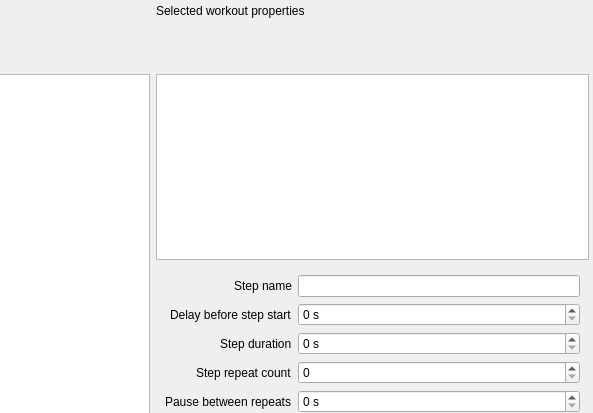
First picture: the form in src/ui/WorkoutEditor.ui, repository antongus/kettlebell-timer, before the edit; both pictures show x 110 to 703 and y 0 to 413 of the 703 by 681 pixel window.
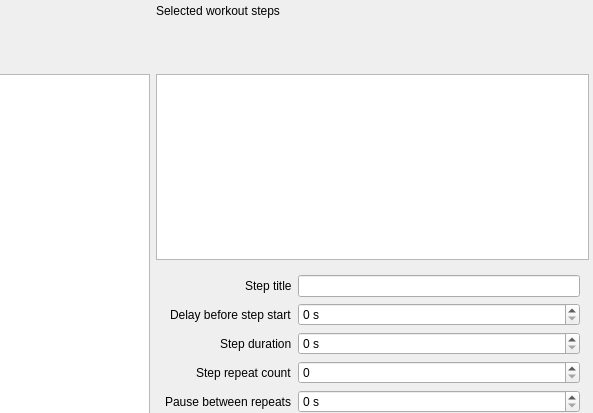
Second picture: the form after the edit. Icons and pictures are not drawn.

Commit message: implement workout step editor

Patch:
```diff
--- a/src/ui/WorkoutEditor.ui
+++ b/src/ui/WorkoutEditor.ui
@@ -191,7 +191,7 @@
          <item>
           <widget class="QLabel" name="label_2">
            <property name="text">
-            <string>Selected workout properties</string>
+            <string>Selected workout steps</string>
            </property>
           </widget>
          </item>
@@ -304,7 +304,7 @@
             <item row="0" column="0">
              <widget class="QLabel" name="label_3">
               <property name="text">
-               <string>Step name</string>
+               <string>Step title</string>
               </property>
              </widget>
             </item>
```
Left out of the diff: 4 changed lines with no effect on the pictures. The commit also changes 2 other files.
